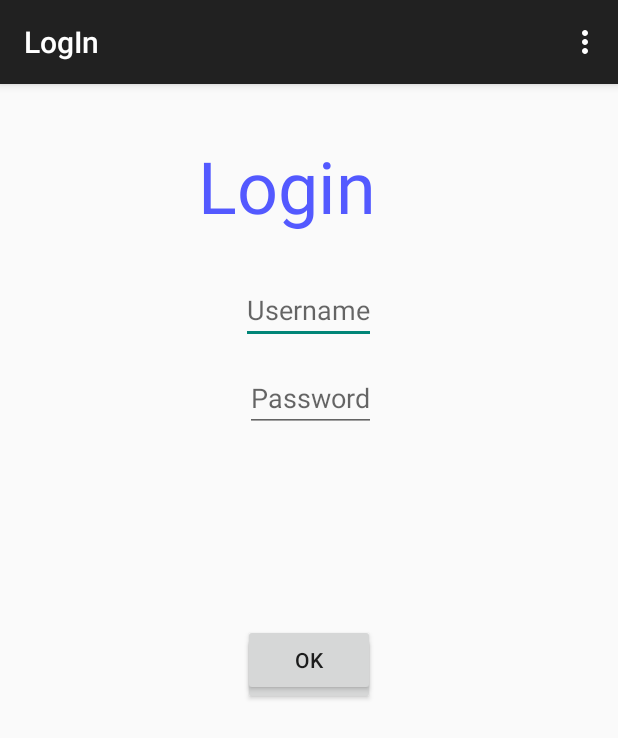
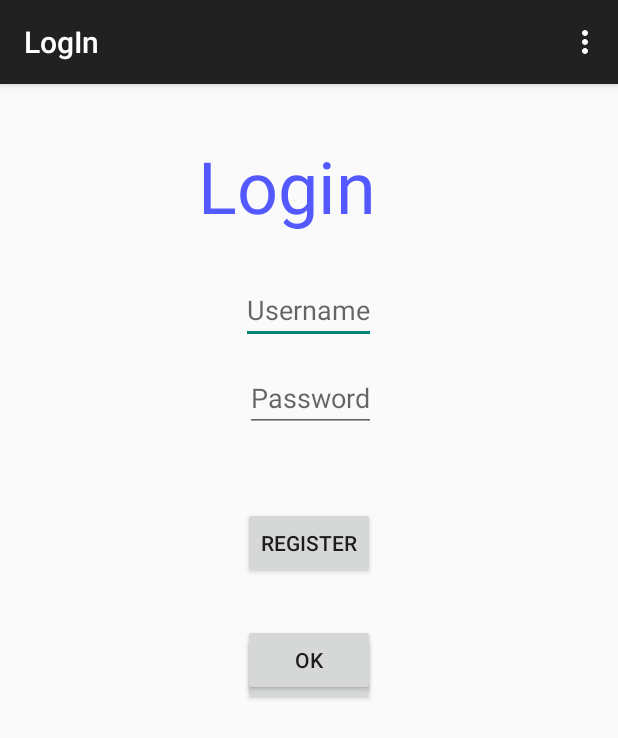
Before and after one commit to juangallo/fut5, an Android app: the screen it shows after launch (LogIn), on a phone screen of 412 x 824 dp. Shown: the top 738 px of the screen. Run offline under Robolectric (Android 15) with nearby library versions, the light colour scheme and no system bars; libraries missing offline, so code that uses them is left out: com.facebook, com.facebook.login; plain views replace LoginButton; 13 statements that could not run were skipped.

Commit message:
Cambio en el login

```diff
--- a/app/src/main/java/com/ort/num172159_180968/fut5/FacebookButton.java
+++ b/app/src/main/java/com/ort/num172159_180968/fut5/FacebookButton.java
@@ -8,16 +8,20 @@ import android.support.v4.app.Fragment;
 import android.view.LayoutInflater;
 import android.view.View;
 import android.view.ViewGroup;
+import android.widget.ImageButton;
 import android.widget.TextView;
 
 import com.facebook.AccessToken;
+import com.facebook.AccessTokenTracker;
 import com.facebook.CallbackManager;
 import com.facebook.FacebookCallback;
 import com.facebook.FacebookException;
 import com.facebook.FacebookSdk;
 import com.facebook.Profile;
+import com.facebook.ProfileTracker;
 import com.facebook.login.LoginResult;
 import com.facebook.login.widget.LoginButton;
+import com.facebook.login.widget.ProfilePictureView;
 
 
 /**
@@ -31,12 +35,23 @@ import com.facebook.login.widget.LoginButton;
 
 public class FacebookButton extends Fragment {
 
+    private ProfilePictureView mProfilePicture;
+
+    private TextView mTextDetails;
+    private ImageButton mImgProfile;
+
+    private AccessTokenTracker mTokenTracker;
+    private ProfileTracker mProfileTracker;
+
     private CallbackManager mCallBackManager;
+
     private FacebookCallback<LoginResult> mCallback = new FacebookCallback<LoginResult>() {
         @Override
         public void onSuccess(LoginResult loginResult) {
             AccessToken accessToken = loginResult.getAccessToken();
             Profile profile = Profile.getCurrentProfile();
+            setupProfileTracker();
+
         }
 
         @Override
@@ -56,7 +71,13 @@ public class FacebookButton extends Fragment {
     public void onCreate(Bundle savedInstanceState) {
         super.onCreate(savedInstanceState);
         FacebookSdk.sdkInitialize(getActivity().getApplicationContext());
+
         mCallBackManager = CallbackManager.Factory.create();
+        setupTokenTracker();
+        setupProfileTracker();
+
+        mTokenTracker.startTracking();
+        mProfileTracker.startTracking();
 
     }
 
@@ -68,13 +89,35 @@ public class FacebookButton extends Fragment {
 
     @Override
     public void onViewCreated(View view, Bundle savedInstanceState) {
-        super.onViewCreated(view, savedInstanceState);
+        /*super.onViewCreated(view, savedInstanceState);
         LoginButton loginButton = (LoginButton) view.findViewById(R.id.login_button);
         loginButton.setReadPermissions("user_friends");
         loginButton.setFragment(this);
-        loginButton.registerCallback(mCallBackManager, mCallback);
+        loginButton.registerCallback(mCallBackManager, mCallback);*/
+
+        setupLoginButton(view);
+        //setupTextDetails(view);
+        //setupProfilePicture(view);
 
     }
+
+    @Override
+    public void onResume() {
+        super.onResume();
+        Profile profile = Profile.getCurrentProfile();
+        /*mTextDetails.setText(constructWelcomeMessage(profile));
+        if(profile != null){
+            mProfilePicture.setProfileId(profile.getId());
+        }*/
+    }
+
+    @Override
+    public void onStop() {
+        super.onStop();
+        mTokenTracker.stopTracking();
+        mProfileTracker.stopTracking();
+    }
+
 
     @Override
     public void onActivityResult(int requestCode, int resultCode, Intent data) {
@@ -82,4 +125,54 @@ public class FacebookButton extends Fragment {
         mCallBackManager.onActivityResult(requestCode,resultCode,data);
     }
 
+    /*private void setupTextDetails(View view) {
+        mTextDetails = (TextView) view.findViewById(R.id.txtLogin);
+    }
+
+    private void setupProfilePicture(View view){
+        mProfilePicture = (ProfilePictureView) view.findViewById(R.id.profilePicture);
+
+    }*/
+
+    private void setupTokenTracker() {
+        mTokenTracker = new AccessTokenTracker() {
+            @Override
+            protected void onCurrentAccessTokenChanged(AccessToken oldAccessToken, AccessToken currentAccessToken) {
+                //Log.d("VIVZ", "" + currentAccessToken);
+            }
+        };
+    }
+
+    private void setupProfileTracker() {
+        mProfileTracker = new ProfileTracker() {
+            @Override
+            protected void onCurrentProfileChanged(Profile oldProfile, Profile currentProfile) {
+                //Log.d("VIVZ", "" + currentProfile);
+
+                /*mTextDetails.setText(constructWelcomeMessage(currentProfile));
+                if(currentProfile != null){
+                    mProfilePicture.setProfileId(currentProfile.getId());
+                } else {
+                    mProfilePicture.setProfileId(null);
+                }*/
+
+            }
+        };
+    }
+
+    private void setupLoginButton(View view) {
+        LoginButton mButtonLogin = (LoginButton) view.findViewById(R.id.login_button);
+        mButtonLogin.setFragment(this);
+        //mButtonLogin.setReadPermissions("user_friends");
+        mButtonLogin.setReadPermissions("public_profile");
+        mButtonLogin.registerCallback(mCallBackManager, mCallback);
+    }
+
+    private String constructWelcomeMessage(Profile profile) {
+        StringBuffer stringBuffer = new StringBuffer();
+        if (profile != null) {
+            stringBuffer.append("Welcome " + profile.getName());
+        }
+        return stringBuffer.toString();
+    }
 }
--- a/app/src/main/java/com/ort/num172159_180968/fut5/MainMenu.java
+++ b/app/src/main/java/com/ort/num172159_180968/fut5/MainMenu.java
@@ -8,12 +8,17 @@ import android.view.MenuItem;
 import android.view.View;
 import android.widget.ImageButton;
 
+import com.facebook.login.widget.ProfilePictureView;
+
 public class MainMenu extends AppCompatActivity {
 
     @Override
     protected void onCreate(Bundle savedInstanceState) {
         super.onCreate(savedInstanceState);
         setContentView(R.layout.activity_main_menu);
+
+        ProfilePictureView picture = (ProfilePictureView)findViewById(R.id.profilePicture);
+        picture.setPresetSize(ProfilePictureView.SMALL);
 
         ImageButton btnMaps = (ImageButton)findViewById(R.id.btnMaps);
         btnMaps.setOnClickListener(new View.OnClickListener() {
--- a/app/src/main/res/layout/activity_log_in.xml
+++ b/app/src/main/res/layout/activity_log_in.xml
@@ -55,4 +55,13 @@
         android:layout_centerVertical="true"
         android:layout_centerHorizontal="true" />
 
+    <Button
+        android:layout_width="wrap_content"
+        android:layout_height="wrap_content"
+        android:text="Register"
+        android:id="@+id/btnRegister"
+        android:layout_marginTop="50dp"
+        android:layout_below="@+id/txtPassword"
+        android:layout_centerHorizontal="true" />
+
 </RelativeLayout>
```
Also changed, not shown: app/src/main/res/layout/activity_main_menu.xml (+18 -3 lines), app/src/main/res/menu/menu_main_menu.xml (+8 -1 lines).
